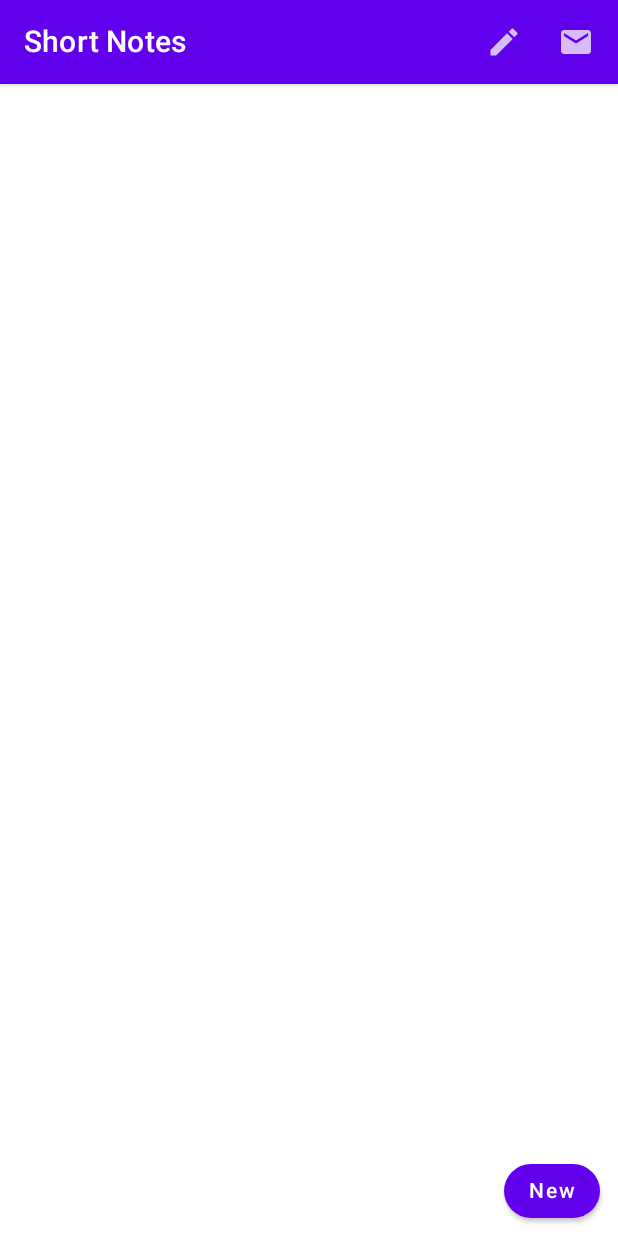
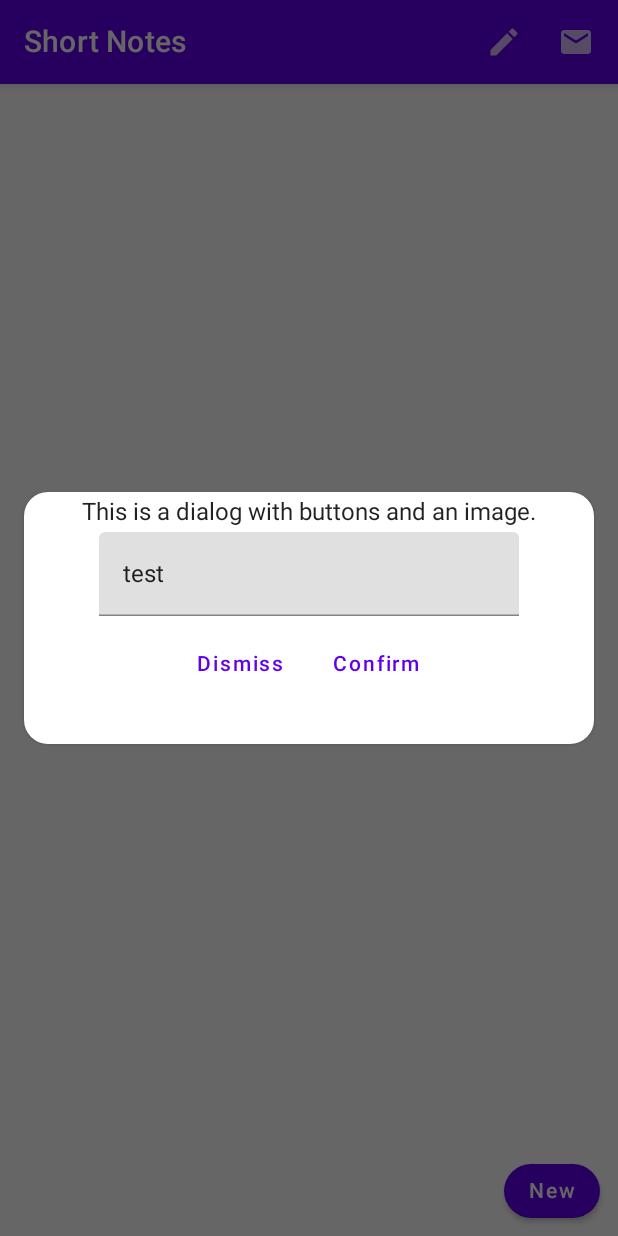
Before and after one commit to irushenkas/ShortNotes, an Android app built with Jetpack Compose: the screen it shows after launch (MainActivity), after a tap on "Localized description", on a phone screen of 412 x 824 dp. Run offline under Robolectric (Android 15) with nearby library versions, the phone set to English and light mode, and no system bars; our stand-ins replace Room's generated code.

Commit message:
edit email dialog

```diff
--- a/app/src/main/java/com/example/shortnotes/MainActivity.kt
+++ b/app/src/main/java/com/example/shortnotes/MainActivity.kt
@@ -26,6 +26,7 @@ import androidx.compose.ui.graphics.Color
 import androidx.compose.ui.platform.LocalContext
 import androidx.compose.ui.res.stringResource
 import androidx.compose.ui.text.style.TextAlign
+import androidx.compose.ui.window.Dialog
 import androidx.navigation.compose.NavHost
 import androidx.navigation.compose.composable
 import androidx.navigation.compose.rememberNavController
@@ -66,12 +67,29 @@ class MainActivity : ComponentActivity() {
 fun showTopAppBar(context: Context) {
     val emailTitle = stringResource(R.string.email_title)
 
+    val showDialog = remember { mutableStateOf(false) }
+    var email = remember { mutableStateOf("test") }
+
+    if(showDialog.value) {
+        showEmailDialog(
+            email,
+            onDismissRequest = {
+                showDialog.value = false
+            },
+            onConfirmation = {
+                var test = email.value
+                showDialog.value = false
+            })
+    }
+
     TopAppBar(
         title = {
             Text(stringResource(R.string.app_title))
         },
         actions = {
-            IconButton(onClick = { /* do something */ }) {
+            IconButton(onClick = {
+                showDialog.value = true
+            }) {
                 Icon(
                     imageVector = Icons.Filled.Edit,
                     contentDescription = "Localized description"
@@ -274,3 +292,59 @@ fun sendEmail(context: Context, emailTitle: String) {
 
     context.startActivity(Intent.createChooser(i,"Choose an Email client : "))
 }
+
+@Composable
+fun showEmailDialog(
+    email: MutableState<String>,
+    onDismissRequest: () -> Unit,
+    onConfirmation: () -> Unit,
+) {
+    Dialog(onDismissRequest = { onDismissRequest() }) {
+        Card(
+            modifier = Modifier
+                .fillMaxWidth()
+                .height(200.dp)
+                .padding(16.dp),
+            shape = RoundedCornerShape(16.dp),
+        ) {
+            Column(
+                modifier = Modifier
+                    .fillMaxSize(),
+                verticalArrangement = Arrangement.Top,
+                horizontalAlignment = Alignment.CenterHorizontally,
+            ) {
+                Text(
+                    text = "This is a dialog with buttons and an image.",
+                    modifier = Modifier.padding(4.dp),
+                )
+                var text  = email
+
+                TextField(
+                    value = text.value,
+                    onValueChange = {
+                        text.value = it
+                        email.value = text.value },
+                    singleLine = true
+                )
+                Row(
+                    modifier = Modifier
+                        .fillMaxWidth(),
+                    horizontalArrangement = Arrangement.Center,
+                ) {
+                    TextButton(
+                        onClick = { onDismissRequest() },
+                        modifier = Modifier.padding(8.dp),
+                    ) {
+                        Text("Dismiss")
+                    }
+                    TextButton(
+                        onClick = { onConfirmation() },
+                        modifier = Modifier.padding(8.dp),
+                    ) {
+                        Text("Confirm")
+                    }
+                }
+            }
+        }
+    }
+}
```
